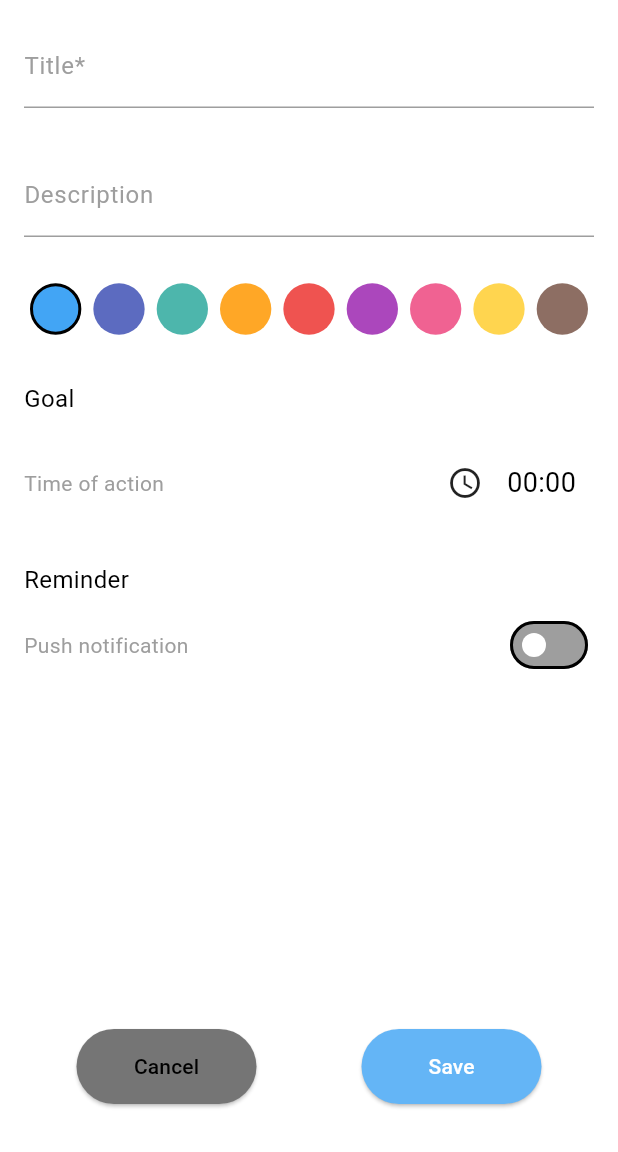
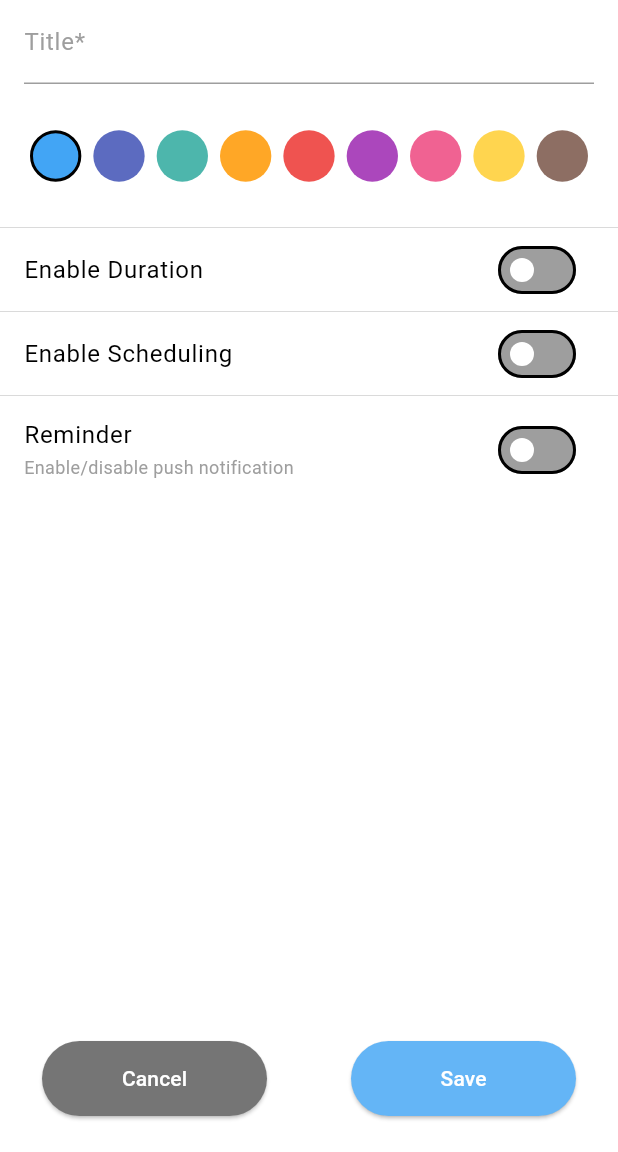
Before and after one commit to andresceron/habituo, a Flutter app: the AddHabitPage screen opened directly, on a phone screen of 412 x 824 dp, the part 84-1236 px from its top. Run offline on Flutter 3.47's test engine with Material 3 defaults, Android fonts, the phone set to English and light mode, and no system bars; our stand-ins replace cloud_firestore, easy_date_timeline, firebase_auth, firebase_core, flutter_heatmap_calendar, flutter_slidable and 1 more; accounts and stored records are empty.

Commit message:
Update habit model, add habit page and habit tile

```diff
--- a/lib/models/habit.dart
+++ b/lib/models/habit.dart
@@ -5,11 +5,13 @@ class Habit {
   String? id;
   String? uid;
   String name;
-  String? description = '';
   Color color = Colors.blue.shade400;
   List<DateTime>? completedDays = [];
+  bool duration = false;
   bool notify = false;
-  Duration? time = Duration(hours: 0, minutes: 0);
+  bool scheduled;
+  DateTime? scheduledTime;
+  Duration? durationTime;
   Timestamp? createdAt;
   Timestamp? updatedAt = Timestamp.now();
 
@@ -17,10 +19,12 @@ class Habit {
     this.id,
     required this.uid,
     required this.name,
-    this.description,
     required this.color,
     required this.notify,
-    required this.time,
+    required this.scheduled,
+    required this.duration,
+    required this.durationTime,
+    this.scheduledTime,
     this.completedDays,
     this.createdAt,
     this.updatedAt,
@@ -31,12 +35,14 @@ class Habit {
     return {
       'uid': uid,
       'name': name,
-      'description': description,
       'color': color.value,
       'completed_days':
           completedDays?.map((date) => Timestamp.fromDate(date)).toList(),
       'notify': notify,
-      'time': time?.inMilliseconds,
+      'scheduled': scheduled,
+      'scheduled_time': scheduledTime?.millisecondsSinceEpoch,
+      'duration': duration,
+      'duration_time': durationTime?.inMilliseconds,
       'created_at': createdAt,
       'updated_at': updatedAt,
     };
@@ -47,7 +53,6 @@ class Habit {
     return Habit(
       uid: map['uid'],
       name: map['name'],
-      description: map['description'],
       color: Color(map['color']),
       completedDays: map['completed_days'] != null
           ? (map['completed_days'] as List<dynamic>)
@@ -55,7 +60,14 @@ class Habit {
               .toList()
           : [],
       notify: map['notify'],
-      time: map['time'] != null ? Duration(milliseconds: map['time']) : null,
+      scheduled: map['scheduled'],
+      scheduledTime: map['scheduled_time'] != null
+          ? DateTime.fromMillisecondsSinceEpoch(map['scheduled_time'])
+          : null,
+      duration: map['duration'],
+      durationTime: map['duration_time'] != null
+          ? Duration(milliseconds: map['duration_time'])
+          : null,
       createdAt: map['created_at'] ?? Timestamp.now(),
       updatedAt: map['updated_at'] ?? Timestamp.now(),
     );
@@ -69,13 +81,19 @@ class Habit {
       id: doc.id,
       uid: data['uid'],
       name: data['name'],
-      description: data['description'],
       color: Color(data['color']),
       completedDays: (data['completed_days'] as List<dynamic>)
           .map((timestamp) => (timestamp as Timestamp).toDate())
           .toList(),
       notify: data['notify'],
-      time: data['time'] != null ? Duration(milliseconds: data['time']) : null,
+      scheduled: data['scheduled'],
+      scheduledTime: data['scheduled_time'] != null
+          ? DateTime.fromMillisecondsSinceEpoch(data['scheduled_time'])
+          : null,
+      duration: data['duration'] ?? false,
+      durationTime: data['duration_time'] != null
+          ? Duration(milliseconds: data['duration_time'])
+          : null,
       createdAt: data['created_at'] ?? Timestamp.now(),
       updatedAt: data['updated_at'] ?? Timestamp.now(),
     );
--- a/lib/pages/add_habit_page.dart
+++ b/lib/pages/add_habit_page.dart
@@ -3,6 +3,7 @@ import 'package:flutter/material.dart';
 import 'package:habituo/models/habit.dart';
 import 'package:habituo/services/auth_service.dart';
 import 'package:habituo/services/habit_service.dart';
+import 'package:habituo/utils/habit_util.dart';
 
 class AddHabitPage extends StatefulWidget {
   final Habit? habit;
@@ -16,10 +17,12 @@ class AddHabitPage extends StatefulWidget {
 class _AddHabitPageState extends State<AddHabitPage> {
   final _formKey = GlobalKey<FormState>();
   final TextEditingController _nameController = TextEditingController();
-  final TextEditingController _descriptionController = TextEditingController();
   Color _color = Colors.blue.shade400;
   bool _notify = false;
-  Duration _time = const Duration(hours: 0, minutes: 0);
+  bool _duration = false;
+  bool _scheduled = false;
+  Duration _durationTime = const Duration(hours: 0, minutes: 30);
+  DateTime _scheduledTime = DateTime.now();
 
   final HabitService _habitService = HabitService();
   final AuthService _authService = AuthService();
@@ -28,13 +31,16 @@ class _AddHabitPageState extends State<AddHabitPage> {
   void initState() {
     super.initState();
 
-    // If an existing habit is provided, prefill the form fields with its data
     if (widget.habit != null) {
       _nameController.text = widget.habit!.name;
-      _descriptionController.text = widget.habit!.description ?? '';
       _color = widget.habit!.color;
       _notify = widget.habit!.notify;
-      _time = widget.habit!.time ?? Duration(hours: 0, minutes: 0);
+      _duration = widget.habit!.duration;
+      _scheduled = widget.habit!.scheduled;
+      _durationTime = widget.habit!.durationTime ?? Duration.zero;
+      if (widget.habit!.scheduledTime != null) {
+        _scheduledTime = widget.habit!.scheduledTime!;
+      }
     }
 
     _nameController.addListener(() {
@@ -45,7 +51,6 @@ class _AddHabitPageState extends State<AddHabitPage> {
   @override
   void dispose() {
     _nameController.dispose();
-    _descriptionController.dispose();
     super.dispose();
   }
 
@@ -53,19 +58,30 @@ class _AddHabitPageState extends State<AddHabitPage> {
     showModalBottomSheet(
       context: context,
       builder: (BuildContext builder) {
-        return SizedBox(
-          height: MediaQuery.of(context).copyWith().size.height / 3,
-          child: CupertinoTimerPicker(
+        return CupertinoDatePicker(
+          initialDateTime: _scheduledTime,
+          mode: CupertinoDatePickerMode.time,
+          use24hFormat: true,
+          onDateTimeChanged: (DateTime newTime) {
+            setState(() => _scheduledTime = newTime);
+          },
+        );
+      },
+      scrollControlDisabledMaxHeightRatio: 0.3,
+    );
+  }
+
+  Future<Duration?> _selectDuration(BuildContext context) async {
+    return await showModalBottomSheet<Duration>(
+      context: context,
+      builder: (BuildContext context) => CupertinoTimerPicker(
         mode: CupertinoTimerPickerMode.hm,
-            initialTimerDuration: _time,
+        initialTimerDuration: _durationTime,
         onTimerDurationChanged: (Duration newDuration) {
-              setState(() {
-                _time = newDuration;
-              });
+          setState(() => _durationTime = newDuration);
         },
       ),
-        );
-      },
+      scrollControlDisabledMaxHeightRatio: 0.3,
     );
   }
 
@@ -74,21 +90,23 @@ class _AddHabitPageState extends State<AddHabitPage> {
       _formKey.currentState!.save();
 
       Habit habit = Habit(
-        id: widget.habit?.id, // Preserve the habit ID if editing
+        id: widget.habit?.id,
         uid: _authService.currentUser.uid,
         name: _nameController.text,
-        description: _descriptionController.text,
         color: _color,
         notify: _notify,
-        time: _time,
+        scheduled: _scheduled,
+        scheduledTime: _scheduledTime,
+        duration: _duration,
+        durationTime: _durationTime,
         completedDays: widget.habit?.completedDays ?? [],
         createdAt: widget.habit?.createdAt,
       );
 
       if (widget.habit != null) {
-        await _habitService.updateHabit(habit); // Update existing habit
+        await _habitService.updateHabit(habit);
       } else {
-        await _habitService.addHabit(habit); // Add new habit
+        await _habitService.addHabit(habit);
       }
 
       if (mounted) {
@@ -104,14 +122,14 @@ class _AddHabitPageState extends State<AddHabitPage> {
         backgroundColor: _color,
         title: Text(widget.habit != null ? 'Edit Habit' : 'Add New Habit'),
       ),
-      body: Padding(
-        padding: const EdgeInsets.all(16.0),
-        child: Form(
+      body: Form(
         key: _formKey,
         child: Column(
           crossAxisAlignment: CrossAxisAlignment.start,
           children: [
-              TextFormField(
+            Padding(
+              padding: const EdgeInsets.symmetric(horizontal: 16.0),
+              child: TextFormField(
                 controller: _nameController,
                 decoration: const InputDecoration(
                   labelText: 'Title*',
@@ -128,20 +146,11 @@ class _AddHabitPageState extends State<AddHabitPage> {
                   return null;
                 },
               ),
-              const SizedBox(height: 30),
-              TextFormField(
-                controller: _descriptionController,
-                decoration: const InputDecoration(
-                  labelText: 'Description',
-                  labelStyle: TextStyle(color: Colors.grey),
-                  enabledBorder: UnderlineInputBorder(
-                    borderSide: BorderSide(color: Colors.grey),
-                  ),
-                  focusedBorder: UnderlineInputBorder(),
-                ),
             ),
             const SizedBox(height: 30),
-              Row(
+            Padding(
+              padding: const EdgeInsets.symmetric(horizontal: 16.0),
+              child: Row(
                 children: [
                   for (var color in [
                     Colors.blue.shade400,
@@ -177,68 +186,141 @@ class _AddHabitPageState extends State<AddHabitPage> {
                     ),
                 ],
               ),
+            ),
             const SizedBox(height: 30),
-              const Text(
-                'Goal',
-                style: TextStyle(fontSize: 16),
+
+            const Divider(
+              thickness: 0.1,
+              height: 0.0,
             ),
-              const SizedBox(height: 8),
-              Row(
-                children: [
-                  const Text(
-                    'Time of action',
-                    style: TextStyle(color: Colors.grey),
-                  ),
-                  const Spacer(),
-                  GestureDetector(
-                    onTap: () => _selectTime(context),
-                    child: Container(
-                      margin: const EdgeInsets.symmetric(vertical: 8),
-                      padding: const EdgeInsets.symmetric(
-                        vertical: 16,
-                        horizontal: 12,
-                      ),
-                      child: Row(
-                        children: [
-                          const Icon(Icons.access_time),
-                          const SizedBox(width: 16),
-                          Text(
-                            "${_time.inHours.toString().padLeft(2, '0')}:${(_time.inMinutes % 60).toString().padLeft(2, '0')}",
-                            style: const TextStyle(fontSize: 18),
-                          ),
-                        ],
-                      ),
-                    ),
-                  ),
-                ],
-              ),
-              const SizedBox(height: 16),
-              const Text(
-                'Reminder',
-                style: TextStyle(fontSize: 16),
-              ),
-              const SizedBox(height: 8),
-              Row(
-                children: [
-                  const Text(
-                    'Push notification',
-                    style: TextStyle(color: Colors.grey),
-                  ),
-                  const Spacer(),
-                  Switch(
-                    value: _notify,
+
+            // Duration
+            ListTile(
+              textColor:
+                  WidgetStateColor.resolveWith((Set<WidgetState> states) {
+                if (states.contains(WidgetState.disabled)) {
+                  return Colors.red;
+                }
+                if (states.contains(WidgetState.selected)) {
+                  return Colors.green;
+                }
+                return Colors.black;
+              }),
+              title: const Text('Enable Duration'),
+              trailing: Switch(
+                value: _duration,
                 inactiveThumbColor: Colors.white,
                 inactiveTrackColor: Colors.grey,
                 activeColor: Colors.green,
                 onChanged: (bool value) {
                   setState(() {
-                        _notify = value;
+                    _duration = value;
                   });
                 },
               ),
-                ],
             ),
+            if (_duration)
+              ListTile(
+                  title: const Text('Duration Time'),
+                  trailing: Text(
+                    formatDuration(_durationTime),
+                    style: const TextStyle(fontSize: 18),
+                  ),
+                  onTap: () async {
+                    Duration? pickedDuration = await _selectDuration(context);
+                    if (pickedDuration != null) {
+                      setState(() {
+                        _durationTime = pickedDuration;
+                      });
+                    }
+                  }),
+
+            const Divider(
+              thickness: 0.1,
+              height: 0.0,
+            ),
+
+            // Scheduled
+            ListTile(
+              textColor:
+                  WidgetStateColor.resolveWith((Set<WidgetState> states) {
+                if (states.contains(WidgetState.disabled)) {
+                  return Colors.red;
+                }
+                if (states.contains(WidgetState.selected)) {
+                  return Colors.green;
+                }
+                return Colors.black;
+              }),
+              title: const Text('Enable Scheduling'),
+              trailing: Switch(
+                value: _scheduled,
+                inactiveThumbColor: Colors.white,
+                inactiveTrackColor: Colors.grey,
+                activeColor: Colors.green,
+                onChanged: (bool value) {
+                  setState(() {
+                    _scheduled = value;
+                  });
+                },
+              ),
+            ),
+
+            if (_scheduled)
+              ListTile(
+                onTap: () => _selectTime(context),
+                title: const Text('Schedule Time'),
+                subtitle: const Text(
+                  'At what time you plan to do it',
+                  style: TextStyle(
+                    fontSize: 12,
+                    color: Colors.grey,
+                  ),
+                ),
+                trailing: Text(
+                  formatDateTime(_scheduledTime),
+                  style: const TextStyle(fontSize: 18),
+                ),
+              ),
+
+            const Divider(
+              thickness: 0.1,
+              height: 0.0,
+            ),
+
+            ListTile(
+              textColor:
+                  WidgetStateColor.resolveWith((Set<WidgetState> states) {
+                if (states.contains(WidgetState.disabled)) {
+                  return Colors.red;
+                }
+                if (states.contains(WidgetState.selected)) {
+                  return Colors.green;
+                }
+                return Colors.black;
+              }),
+              // leading: const Icon(Icons.person),
+              title: const Text('Reminder'),
+              subtitle: const Text(
+                'Enable/disable push notification',
+                style: TextStyle(
+                  fontSize: 12,
+                  color: Colors.grey,
+                ),
+              ),
+              trailing: Switch(
+                inactiveThumbColor: Colors.white,
+                inactiveTrackColor: Colors.grey,
+                activeColor: Colors.green,
+                value: _notify,
+                onChanged: (bool value) {
+                  setState(() => _notify = value);
+                },
+              ),
+            ),
+
             const Spacer(),
+
             Row(
               mainAxisAlignment: MainAxisAlignment.spaceAround,
               children: [
@@ -247,30 +329,27 @@ class _AddHabitPageState extends State<AddHabitPage> {
                     Navigator.pop(context);
                   },
                   style: ElevatedButton.styleFrom(
-                      backgroundColor:
-                          Colors.grey[600], // Sets background color
-                      minimumSize: const Size(120, 50),
+                    backgroundColor: Colors.grey[600],
+                    minimumSize: const Size(150, 50),
                   ),
                   child: const Text(
                     'Cancel',
-                      style: TextStyle(color: Colors.black), // Sets text color
+                    style: TextStyle(color: Colors.white),
                   ),
                 ),
                 ElevatedButton(
                   onPressed: _saveForm,
                   style: ElevatedButton.styleFrom(
-                      backgroundColor:
-                          Colors.blue[300], // Sets background color
-                      minimumSize: const Size(120, 50),
+                    backgroundColor: Colors.blue[300],
+                    minimumSize: const Size(150, 50),
                   ),
-                    child: const Text('Save',
-                        style: TextStyle(color: Colors.white)),
+                  child:
+                      const Text('Save', style: TextStyle(color: Colors.white)),
                 ),
               ],
             ),
-              const SizedBox(height: 16),
+            const SizedBox(height: 24),
           ],
-          ),
         ),
       ),
     );
--- a/lib/pages/home_page.dart
+++ b/lib/pages/home_page.dart
@@ -241,11 +241,14 @@ class _HomePageState extends State<HomePage> {
 
               return MyHabitTile(
                 text: habit.name,
-                description: habit.description,
                 backgroundColor: habit.color,
-                timeOfAction: habit.time,
+                scheduled: habit.scheduled,
+                scheduledTime: habit.scheduledTime,
+                durationTime: habit.durationTime,
+                duration: habit.duration,
                 isCompleted: isCompletedToday,
                 streakCount: 2,
+                notify: habit.notify,
                 onChanged: (value) => checkHabitOnoff(habit, value),
                 editHabit: (context) => editHabitBox(habit),
                 deleteHabit: (context) => deleteHabitBox(habit),
```
Also changed, not shown: lib/components/my_habit_tile.dart (+64 -15 lines), lib/utils/habit_util.dart (+13 -4 lines). Lines whose indentation alone changed are shown as unchanged.
